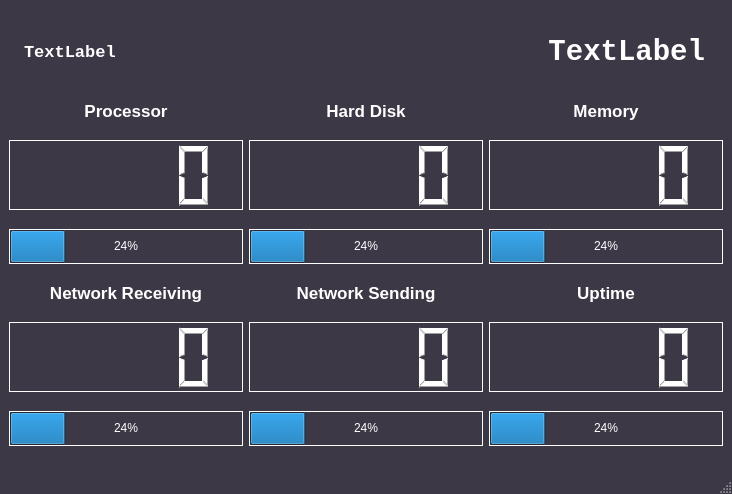
Above: mainwindow.ui from jumpingsloth/system-monitor-gui before the change. Below: the same form after it.
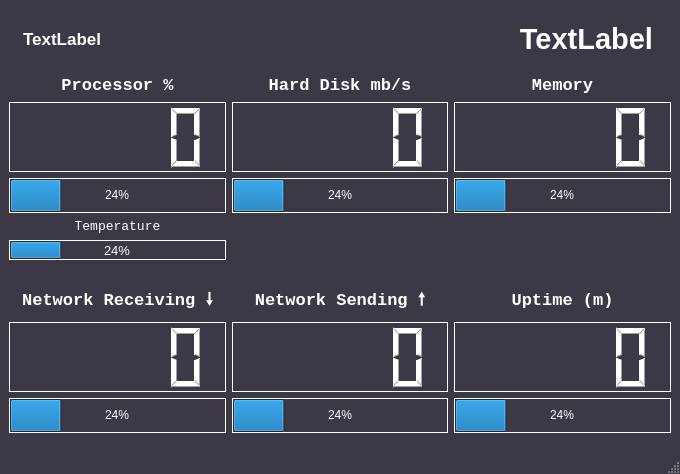
That is the form after the change.

Commit message: added cpu temp, memory; working on networking; cpu usage not working

What changed in the file:
```diff
--- a/mainwindow.ui
+++ b/mainwindow.ui
@@ -6,8 +6,8 @@
    <rect>
     <x>0</x>
     <y>0</y>
-    <width>732</width>
-    <height>494</height>
+    <width>680</width>
+    <height>474</height>
    </rect>
   </property>
   <property name="windowTitle">
@@ -25,119 +25,20 @@
 }</string>
    </property>
    <layout class="QGridLayout" name="gridLayout">
-    <item row="2" column="3">
-     <widget class="QLCDNumber" name="memory_lcd">
-      <property name="minimumSize">
-       <size>
-        <width>0</width>
-        <height>50</height>
-       </size>
-      </property>
+    <item row="5" column="1">
+     <widget class="QProgressBar" name="cpu_temp_bar">
       <property name="maximumSize">
        <size>
         <width>16777215</width>
-        <height>70</height>
+        <height>20</height>
        </size>
       </property>
-      <property name="styleSheet">
-       <string notr="true">QLCDNumber {
-	color: white;
-	border: 1px solid white;
-}</string>
-      </property>
-     </widget>
-    </item>
-    <item row="7" column="1">
-     <widget class="QLCDNumber" name="networkR_lcd">
-      <property name="minimumSize">
-       <size>
-        <width>0</width>
-        <height>50</height>
-       </size>
-      </property>
-      <property name="maximumSize">
-       <size>
-        <width>16777215</width>
-        <height>70</height>
-       </size>
-      </property>
-      <property name="styleSheet">
-       <string notr="true">QLCDNumber {
-	color: white;
-	border: 1px solid white;
-}</string>
-      </property>
-     </widget>
-    </item>
-    <item row="1" column="1">
-     <widget class="QLabel" name="label">
-      <property name="sizePolicy">
-       <sizepolicy hsizetype="Preferred" vsizetype="Fixed">
-        <horstretch>0</horstretch>
-        <verstretch>0</verstretch>
-       </sizepolicy>
-      </property>
       <property name="font">
        <font>
-        <pointsize>13</pointsize>
-        <bold>true</bold>
+        <pointsize>10</pointsize>
        </font>
       </property>
       <property name="styleSheet">
-       <string notr="true">QLabel {
-	color: white;
-}</string>
-      </property>
-      <property name="text">
-       <string>Processor</string>
-      </property>
-      <property name="alignment">
-       <set>Qt::AlignCenter</set>
-      </property>
-     </widget>
-    </item>
-    <item row="6" column="2">
-     <widget class="QLabel" name="label_6">
-      <property name="sizePolicy">
-       <sizepolicy hsizetype="Preferred" vsizetype="Fixed">
-        <horstretch>0</horstretch>
-        <verstretch>0</verstretch>
-       </sizepolicy>
-      </property>
-      <property name="font">
-       <font>
-        <pointsize>13</pointsize>
-        <bold>true</bold>
-       </font>
-      </property>
-      <property name="styleSheet">
-       <string notr="true">QLabel {
-	color: white;
-}</string>
-      </property>
-      <property name="text">
-       <string>Network Sending</string>
-      </property>
-      <property name="alignment">
-       <set>Qt::AlignCenter</set>
-      </property>
-     </widget>
-    </item>
-    <item row="3" column="3">
-     <widget class="QProgressBar" name="memory_bar">
-      <property name="minimumSize">
-       <size>
-        <width>0</width>
-        <height>0</height>
-       </size>
-      </property>
-      <property name="maximumSize">
-       <size>
-        <width>16777215</width>
-        <height>35</height>
-       </size>
-      </property>
-      <property name="styleSheet">
        <string notr="true">QProgressBar {
 	color: white;
 	border: 1px solid white;
@@ -147,74 +48,27 @@
 QProgressBar::chunk {
 	background: qlineargradient(
 		spread:pad, x1:0, y1:0, x2:1, y2:0,
-		stop:0 rgb(38, 162, 105),
-		stop:1 rgb(87, 227, 137))
+		stop:0 rgb(165, 29, 45),
+		stop:1 rgb(237, 51, 59))
 
-}</string>
-      </property>
-      <property name="value">
-       <number>24</number>
-      </property>
-     </widget>
-    </item>
-    <item row="8" column="1">
-     <widget class="QProgressBar" name="networkR_bar">
-      <property name="minimumSize">
-       <size>
-        <width>0</width>
-        <height>0</height>
-       </size>
-      </property>
-      <property name="maximumSize">
-       <size>
-        <width>16777215</width>
-        <height>35</height>
-       </size>
-      </property>
-      <property name="styleSheet">
-       <string notr="true">QProgressBar {
-	color: white;
-	border: 1px solid white;
-	text-align: center;
 }
-
-QProgressBar::chunk {
-	background: qlineargradient(
-		spread:pad, x1:0, y1:0, x2:1, y2:0,
-		stop:0 rgb(38, 162, 105),
-		stop:1 rgb(87, 227, 137))
-
-}</string>
+</string>
       </property>
       <property name="value">
        <number>24</number>
       </property>
      </widget>
     </item>
-    <item row="1" column="3">
-     <widget class="QLabel" name="label_3">
+    <item row="7" column="1" colspan="3">
+     <widget class="QLabel" name="label_8">
       <property name="sizePolicy">
        <sizepolicy hsizetype="Preferred" vsizetype="Fixed">
         <horstretch>0</horstretch>
         <verstretch>0</verstretch>
        </sizepolicy>
       </property>
-      <property name="font">
-       <font>
-        <pointsize>13</pointsize>
-        <bold>true</bold>
-       </font>
-      </property>
-      <property name="styleSheet">
-       <string notr="true">QLabel {
-	color: white;
-}</string>
-      </property>
       <property name="text">
-       <string>Memory</string>
-      </property>
-      <property name="alignment">
-       <set>Qt::AlignCenter</set>
+       <string/>
       </property>
      </widget>
     </item>
@@ -241,41 +95,7 @@
      </widget>
     </item>
     <item row="8" column="3">
-     <widget class="QProgressBar" name="uptime_bar">
-      <property name="minimumSize">
-       <size>
-        <width>0</width>
-        <height>0</height>
-       </size>
-      </property>
-      <property name="maximumSize">
-       <size>
-        <width>16777215</width>
-        <height>35</height>
-       </size>
-      </property>
-      <property name="styleSheet">
-       <string notr="true">QProgressBar {
-	color: white;
-	border: 1px solid white;
-	text-align: center;
-}
-
-QProgressBar::chunk {
-	background: qlineargradient(
-		spread:pad, x1:0, y1:0, x2:1, y2:0,
-		stop:0 rgb(38, 162, 105),
-		stop:1 rgb(87, 227, 137))
-
-}</string>
-      </property>
-      <property name="value">
-       <number>24</number>
-      </property>
-     </widget>
-    </item>
-    <item row="1" column="2">
-     <widget class="QLabel" name="label_2">
+     <widget class="QLabel" name="label_4">
       <property name="sizePolicy">
        <sizepolicy hsizetype="Preferred" vsizetype="Fixed">
         <horstretch>0</horstretch>
@@ -284,6 +104,7 @@
       </property>
       <property name="font">
        <font>
+        <family>Monospace</family>
         <pointsize>13</pointsize>
         <bold>true</bold>
        </font>
@@ -294,35 +115,13 @@
 }</string>
       </property>
       <property name="text">
-       <string>Hard Disk</string>
+       <string>Uptime (m)</string>
       </property>
       <property name="alignment">
        <set>Qt::AlignCenter</set>
       </property>
      </widget>
     </item>
-    <item row="7" column="3">
-     <widget class="QLCDNumber" name="uptime_lcd">
-      <property name="minimumSize">
-       <size>
-        <width>0</width>
-        <height>50</height>
-       </size>
-      </property>
-      <property name="maximumSize">
-       <size>
-        <width>16777215</width>
-        <height>70</height>
-       </size>
-      </property>
-      <property name="styleSheet">
-       <string notr="true">QLCDNumber {
-	color: white;
-	border: 1px solid white;
-}</string>
-      </property>
-     </widget>
-    </item>
     <item row="2" column="2">
      <widget class="QLCDNumber" name="disk_lcd">
       <property name="minimumSize">
@@ -345,101 +144,6 @@
       </property>
      </widget>
     </item>
-    <item row="6" column="3">
-     <widget class="QLabel" name="label_4">
-      <property name="sizePolicy">
-       <sizepolicy hsizetype="Preferred" vsizetype="Fixed">
-        <horstretch>0</horstretch>
-        <verstretch>0</verstretch>
-       </sizepolicy>
-      </property>
-      <property name="font">
-       <font>
-        <pointsize>13</pointsize>
-        <bold>true</bold>
-       </font>
-      </property>
-      <property name="styleSheet">
-       <string notr="true">QLabel {
-	color: white;
-}</string>
-      </property>
-      <property name="text">
-       <string>Uptime</string>
-      </property>
-      <property name="alignment">
-       <set>Qt::AlignCenter</set>
-      </property>
-     </widget>
-    </item>
-    <item row="8" column="2">
-     <widget class="QProgressBar" name="networkS_bar">
-      <property name="minimumSize">
-       <size>
-        <width>0</width>
-        <height>0</height>
-       </size>
-      </property>
-      <property name="maximumSize">
-       <size>
-        <width>16777215</width>
-        <height>35</height>
-       </size>
-      </property>
-      <property name="styleSheet">
-       <string notr="true">QProgressBar {
-	color: white;
-	border: 1px solid white;
-	text-align: center;
-}
-
-QProgressBar::chunk {
-	background: qlineargradient(
-		spread:pad, x1:0, y1:0, x2:1, y2:0,
-		stop:0 rgb(38, 162, 105),
-		stop:1 rgb(87, 227, 137))
-
-}</string>
-      </property>
-      <property name="value">
-       <number>24</number>
-      </property>
-     </widget>
-    </item>
-    <item row="3" column="2">
-     <widget class="QProgressBar" name="disk_bar">
-      <property name="minimumSize">
-       <size>
-        <width>0</width>
-        <height>0</height>
-       </size>
-      </property>
-      <property name="maximumSize">
-       <size>
-        <width>16777215</width>
-        <height>35</height>
-       </size>
-      </property>
-      <property name="styleSheet">
-       <string notr="true">QProgressBar {
-	color: white;
-	border: 1px solid white;
-	text-align: center;
-}
-
-QProgressBar::chunk {
-	background: qlineargradient(
-		spread:pad, x1:0, y1:0, x2:1, y2:0,
-		stop:0 rgb(38, 162, 105),
-		stop:1 rgb(87, 227, 137))
-
-}</string>
-      </property>
-      <property name="value">
-       <number>24</number>
-      </property>
-     </widget>
-    </item>
     <item row="3" column="1">
      <widget class="QProgressBar" name="processor_bar">
       <property name="minimumSize">
@@ -474,30 +178,42 @@
       </property>
      </widget>
     </item>
-    <item row="7" column="2">
-     <widget class="QLCDNumber" name="networkS_lcd">
+    <item row="3" column="2">
+     <widget class="QProgressBar" name="disk_bar">
       <property name="minimumSize">
        <size>
         <width>0</width>
-        <height>50</height>
+        <height>0</height>
        </size>
       </property>
       <property name="maximumSize">
        <size>
         <width>16777215</width>
-        <height>70</height>
+        <height>35</height>
        </size>
       </property>
       <property name="styleSheet">
-       <string notr="true">QLCDNumber {
+       <string notr="true">QProgressBar {
 	color: white;
 	border: 1px solid white;
+	text-align: center;
+}
+
+QProgressBar::chunk {
+	background: qlineargradient(
+		spread:pad, x1:0, y1:0, x2:1, y2:0,
+		stop:0 rgb(38, 162, 105),
+		stop:1 rgb(87, 227, 137))
+
 }</string>
       </property>
+      <property name="value">
+       <number>24</number>
+      </property>
      </widget>
     </item>
-    <item row="6" column="1">
-     <widget class="QLabel" name="label_5">
+    <item row="8" column="2">
+     <widget class="QLabel" name="label_6">
       <property name="sizePolicy">
        <sizepolicy hsizetype="Preferred" vsizetype="Fixed">
         <horstretch>0</horstretch>
@@ -506,6 +222,7 @@
       </property>
       <property name="font">
        <font>
+        <family>Monospace</family>
         <pointsize>13</pointsize>
         <bold>true</bold>
        </font>
@@ -516,27 +233,21 @@
 }</string>
       </property>
       <property name="text">
-       <string>Network Receiving</string>
+       <string>Network Sending 🠕</string>
       </property>
       <property name="alignment">
        <set>Qt::AlignCenter</set>
       </property>
      </widget>
     </item>
-    <item row="0" column="1" colspan="2">
-     <widget class="QLabel" name="date_label">
+    <item row="1" column="2">
+     <widget class="QLabel" name="label_2">
       <property name="sizePolicy">
-       <sizepolicy hsizetype="Expanding" vsizetype="Fixed">
+       <sizepolicy hsizetype="Preferred" vsizetype="Fixed">
         <horstretch>0</horstretch>
         <verstretch>0</verstretch>
        </sizepolicy>
       </property>
-      <property name="minimumSize">
-       <size>
-        <width>0</width>
-        <height>60</height>
-       </size>
-      </property>
       <property name="font">
        <font>
         <family>Monospace</family>
@@ -547,14 +258,91 @@
       <property name="styleSheet">
        <string notr="true">QLabel {
 	color: white;
-	padding-left: 10px
 }</string>
       </property>
       <property name="text">
-       <string>TextLabel</string>
+       <string>Hard Disk mb/s</string>
       </property>
       <property name="alignment">
-       <set>Qt::AlignLeading|Qt::AlignLeft|Qt::AlignVCenter</set>
+       <set>Qt::AlignCenter</set>
+      </property>
+     </widget>
+    </item>
+    <item row="2" column="3">
+     <widget class="QLCDNumber" name="memory_lcd">
+      <property name="minimumSize">
+       <size>
+        <width>0</width>
+        <height>50</height>
+       </size>
+      </property>
+      <property name="maximumSize">
+       <size>
+        <width>16777215</width>
+        <height>70</height>
+       </size>
+      </property>
+      <property name="styleSheet">
+       <string notr="true">QLCDNumber {
+	color: white;
+	border: 1px solid white;
+}</string>
+      </property>
+     </widget>
+    </item>
+    <item row="9" column="1">
+     <widget class="QLCDNumber" name="networkR_lcd">
+      <property name="minimumSize">
+       <size>
+        <width>0</width>
+        <height>50</height>
+       </size>
+      </property>
+      <property name="maximumSize">
+       <size>
+        <width>16777215</width>
+        <height>70</height>
+       </size>
+      </property>
+      <property name="styleSheet">
+       <string notr="true">QLCDNumber {
+	color: white;
+	border: 1px solid white;
+}</string>
+      </property>
+     </widget>
+    </item>
+    <item row="3" column="3">
+     <widget class="QProgressBar" name="memory_bar">
+      <property name="minimumSize">
+       <size>
+        <width>0</width>
+        <height>0</height>
+       </size>
+      </property>
+      <property name="maximumSize">
+       <size>
+        <width>16777215</width>
+        <height>35</height>
+       </size>
+      </property>
+      <property name="styleSheet">
+       <string notr="true">QProgressBar {
+	color: white;
+	border: 1px solid white;
+	text-align: center;
+}
+
+QProgressBar::chunk {
+	background: qlineargradient(
+		spread:pad, x1:0, y1:0, x2:1, y2:0,
+		stop:0 rgb(38, 162, 105),
+		stop:1 rgb(87, 227, 137))
+
+}</string>
+      </property>
+      <property name="value">
+       <number>24</number>
       </property>
      </widget>
     </item>
@@ -568,7 +356,6 @@
       </property>
       <property name="font">
        <font>
-        <family>Monospace</family>
         <pointsize>22</pointsize>
         <bold>true</bold>
        </font>
@@ -587,6 +374,298 @@
       </property>
      </widget>
     </item>
+    <item row="0" column="1" colspan="2">
+     <widget class="QLabel" name="date_label">
+      <property name="sizePolicy">
+       <sizepolicy hsizetype="Expanding" vsizetype="Fixed">
+        <horstretch>0</horstretch>
+        <verstretch>0</verstretch>
+       </sizepolicy>
+      </property>
+      <property name="minimumSize">
+       <size>
+        <width>0</width>
+        <height>60</height>
+       </size>
+      </property>
+      <property name="font">
+       <font>
+        <pointsize>13</pointsize>
+        <bold>true</bold>
+       </font>
+      </property>
+      <property name="styleSheet">
+       <string notr="true">QLabel {
+	color: white;
+	padding-left: 10px
+}</string>
+      </property>
+      <property name="text">
+       <string>TextLabel</string>
+      </property>
+      <property name="alignment">
+       <set>Qt::AlignLeading|Qt::AlignLeft|Qt::AlignVCenter</set>
+      </property>
+     </widget>
+    </item>
+    <item row="9" column="3">
+     <widget class="QLCDNumber" name="uptime_lcd">
+      <property name="minimumSize">
+       <size>
+        <width>0</width>
+        <height>50</height>
+       </size>
+      </property>
+      <property name="maximumSize">
+       <size>
+        <width>16777215</width>
+        <height>70</height>
+       </size>
+      </property>
+      <property name="styleSheet">
+       <string notr="true">QLCDNumber {
+	color: white;
+	border: 1px solid white;
+}</string>
+      </property>
+     </widget>
+    </item>
+    <item row="4" column="1">
+     <widget class="QLabel" name="label_7">
+      <property name="sizePolicy">
+       <sizepolicy hsizetype="Preferred" vsizetype="Fixed">
+        <horstretch>0</horstretch>
+        <verstretch>0</verstretch>
+       </sizepolicy>
+      </property>
+      <property name="font">
+       <font>
+        <family>Monospace</family>
+        <pointsize>10</pointsize>
+        <bold>false</bold>
+       </font>
+      </property>
+      <property name="styleSheet">
+       <string notr="true">QLabel {
+	color: white;
+}</string>
+      </property>
+      <property name="text">
+       <string>Temperature</string>
+      </property>
+      <property name="alignment">
+       <set>Qt::AlignCenter</set>
+      </property>
+     </widget>
+    </item>
+    <item row="9" column="2">
+     <widget class="QLCDNumber" name="networkS_lcd">
+      <property name="minimumSize">
+       <size>
+        <width>0</width>
+        <height>50</height>
+       </size>
+      </property>
+      <property name="maximumSize">
+       <size>
+        <width>16777215</width>
+        <height>70</height>
+       </size>
+      </property>
+      <property name="styleSheet">
+       <string notr="true">QLCDNumber {
+	color: white;
+	border: 1px solid white;
+}</string>
+      </property>
+     </widget>
+    </item>
+    <item row="1" column="3">
+     <widget class="QLabel" name="label_3">
+      <property name="sizePolicy">
+       <sizepolicy hsizetype="Preferred" vsizetype="Fixed">
+        <horstretch>0</horstretch>
+        <verstretch>0</verstretch>
+       </sizepolicy>
+      </property>
+      <property name="font">
+       <font>
+        <family>Monospace</family>
+        <pointsize>13</pointsize>
+        <bold>true</bold>
+       </font>
+      </property>
+      <property name="styleSheet">
+       <string notr="true">QLabel {
+	color: white;
+}</string>
+      </property>
+      <property name="text">
+       <string>Memory</string>
+      </property>
+      <property name="alignment">
+       <set>Qt::AlignCenter</set>
+      </property>
+     </widget>
+    </item>
+    <item row="1" column="1">
+     <widget class="QLabel" name="label">
+      <property name="sizePolicy">
+       <sizepolicy hsizetype="Preferred" vsizetype="Fixed">
+        <horstretch>0</horstretch>
+        <verstretch>0</verstretch>
+       </sizepolicy>
+      </property>
+      <property name="font">
+       <font>
+        <family>Monospace</family>
+        <pointsize>13</pointsize>
+        <bold>true</bold>
+       </font>
+      </property>
+      <property name="styleSheet">
+       <string notr="true">QLabel {
+	color: white;
+}</string>
+      </property>
+      <property name="text">
+       <string>Processor %</string>
+      </property>
+      <property name="alignment">
+       <set>Qt::AlignCenter</set>
+      </property>
+     </widget>
+    </item>
+    <item row="8" column="1">
+     <widget class="QLabel" name="label_5">
+      <property name="sizePolicy">
+       <sizepolicy hsizetype="Preferred" vsizetype="Fixed">
+        <horstretch>0</horstretch>
+        <verstretch>0</verstretch>
+       </sizepolicy>
+      </property>
+      <property name="font">
+       <font>
+        <family>Monospace</family>
+        <pointsize>13</pointsize>
+        <bold>true</bold>
+       </font>
+      </property>
+      <property name="styleSheet">
+       <string notr="true">QLabel {
+	color: white;
+}</string>
+      </property>
+      <property name="text">
+       <string>Network Receiving 🠗</string>
+      </property>
+      <property name="alignment">
+       <set>Qt::AlignCenter</set>
+      </property>
+     </widget>
+    </item>
+    <item row="10" column="1">
+     <widget class="QProgressBar" name="networkR_bar">
+      <property name="minimumSize">
+       <size>
+        <width>0</width>
+        <height>0</height>
+       </size>
+      </property>
+      <property name="maximumSize">
+       <size>
+        <width>16777215</width>
+        <height>35</height>
+       </size>
+      </property>
+      <property name="styleSheet">
+       <string notr="true">QProgressBar {
+	color: white;
+	border: 1px solid white;
+	text-align: center;
+}
+
+QProgressBar::chunk {
+	background: qlineargradient(
+		spread:pad, x1:0, y1:0, x2:1, y2:0,
+		stop:0 rgb(38, 162, 105),
+		stop:1 rgb(87, 227, 137))
+
+}</string>
+      </property>
+      <property name="value">
+       <number>24</number>
+      </property>
+     </widget>
+    </item>
+    <item row="10" column="2">
+     <widget class="QProgressBar" name="networkS_bar">
+      <property name="minimumSize">
+       <size>
+        <width>0</width>
+        <height>0</height>
+       </size>
+      </property>
+      <property name="maximumSize">
+       <size>
+        <width>16777215</width>
+        <height>35</height>
+       </size>
+      </property>
+      <property name="styleSheet">
+       <string notr="true">QProgressBar {
+	color: white;
+	border: 1px solid white;
+	text-align: center;
+}
+
+QProgressBar::chunk {
+	background: qlineargradient(
+		spread:pad, x1:0, y1:0, x2:1, y2:0,
+		stop:0 rgb(38, 162, 105),
+		stop:1 rgb(87, 227, 137))
+
+}</string>
+      </property>
+      <property name="value">
+       <number>24</number>
+      </property>
+     </widget>
+    </item>
+    <item row="10" column="3">
+     <widget class="QProgressBar" name="uptime_bar">
+      <property name="minimumSize">
+       <size>
+        <width>0</width>
+        <height>0</height>
+       </size>
+      </property>
+      <property name="maximumSize">
+       <size>
+        <width>16777215</width>
+        <height>35</height>
+       </size>
+      </property>
+      <property name="styleSheet">
+       <string notr="true">QProgressBar {
+	color: white;
+	border: 1px solid white;
+	text-align: center;
+}
+
+QProgressBar::chunk {
+	background: qlineargradient(
+		spread:pad, x1:0, y1:0, x2:1, y2:0,
+		stop:0 rgb(38, 162, 105),
+		stop:1 rgb(87, 227, 137))
+
+}</string>
+      </property>
+      <property name="value">
+       <number>24</number>
+      </property>
+     </widget>
+    </item>
    </layout>
   </widget>
   <widget class="QMenuBar" name="menubar">
@@ -594,7 +673,7 @@
     <rect>
      <x>0</x>
      <y>0</y>
-     <width>732</width>
+     <width>680</width>
      <height>23</height>
     </rect>
    </property>
```
The commit also changes 3 other files.
